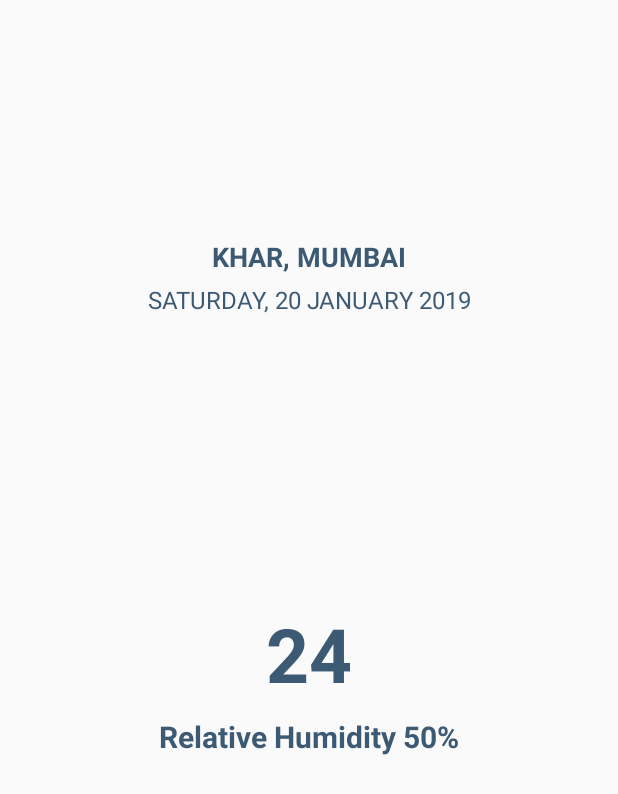
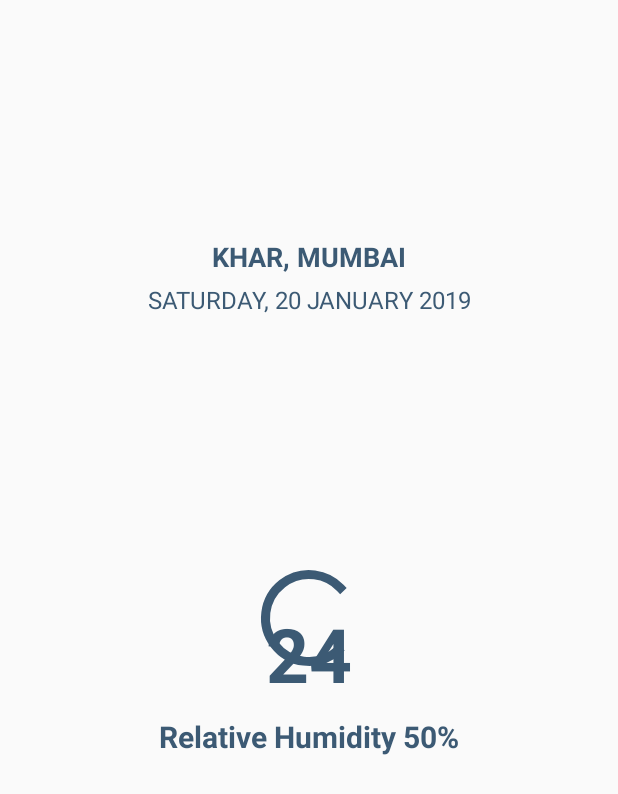
Before and after one commit to mahesh-gupta-23/Weather, an Android app: the layout fragment_forecast.xml on its own in the app's theme, with its tools: preview values and no code run, on a phone screen of 412 x 824 dp. Shown: the top 794 px of the screen. Run offline under Robolectric (Android 15) with nearby library versions, the phone set to English and light mode, and no system bars.

Commit message:
Show progress bar

```diff
--- a/app/src/main/java/com/mahesh/weather/forecast/ForecastContract.kt
+++ b/app/src/main/java/com/mahesh/weather/forecast/ForecastContract.kt
@@ -17,6 +17,7 @@ class ForecastContract {
         fun loadWeatherImage(weatherIcon: String?)
         fun setHumidity(humidity: Int?)
         fun notifyForecastDataChanged()
+        fun toggleProgressBar(show: Boolean)
     }
 
     interface Presenter<View : BaseView> : BasePresenter<View> {
--- a/app/src/main/java/com/mahesh/weather/forecast/ForecastFragment.kt
+++ b/app/src/main/java/com/mahesh/weather/forecast/ForecastFragment.kt
@@ -99,4 +99,8 @@ class ForecastFragment : DaggerFragment(), ForecastContract.View {
     override fun notifyForecastDataChanged() {
         adapter.notifyDataSetChanged()
     }
+
+    override fun toggleProgressBar(show: Boolean) {
+        if (show) binding.progressBar.show() else binding.progressBar.hide()
+    }
 }
--- a/app/src/main/res/layout/fragment_forecast.xml
+++ b/app/src/main/res/layout/fragment_forecast.xml
@@ -95,5 +95,15 @@
                 app:layout_constraintBottom_toBottomOf="parent"
                 app:layout_constraintTop_toBottomOf="@+id/cl_mid"/>
 
+        <androidx.core.widget.ContentLoadingProgressBar
+                android:id="@+id/progressBar"
+                android:theme="?android:attr/progressBarStyleLarge"
+                app:layout_constraintTop_toTopOf="parent"
+                app:layout_constraintBottom_toBottomOf="parent"
+                app:layout_constraintStart_toStartOf="parent"
+                app:layout_constraintEnd_toEndOf="parent"
+                android:layout_width="wrap_content"
+                android:layout_height="wrap_content"/>
+
     </androidx.constraintlayout.widget.ConstraintLayout>
 </layout>
```
Also changed, not shown: app/src/main/java/com/mahesh/weather/forecast/ForecastPresenter.kt (+7 -0 lines).
